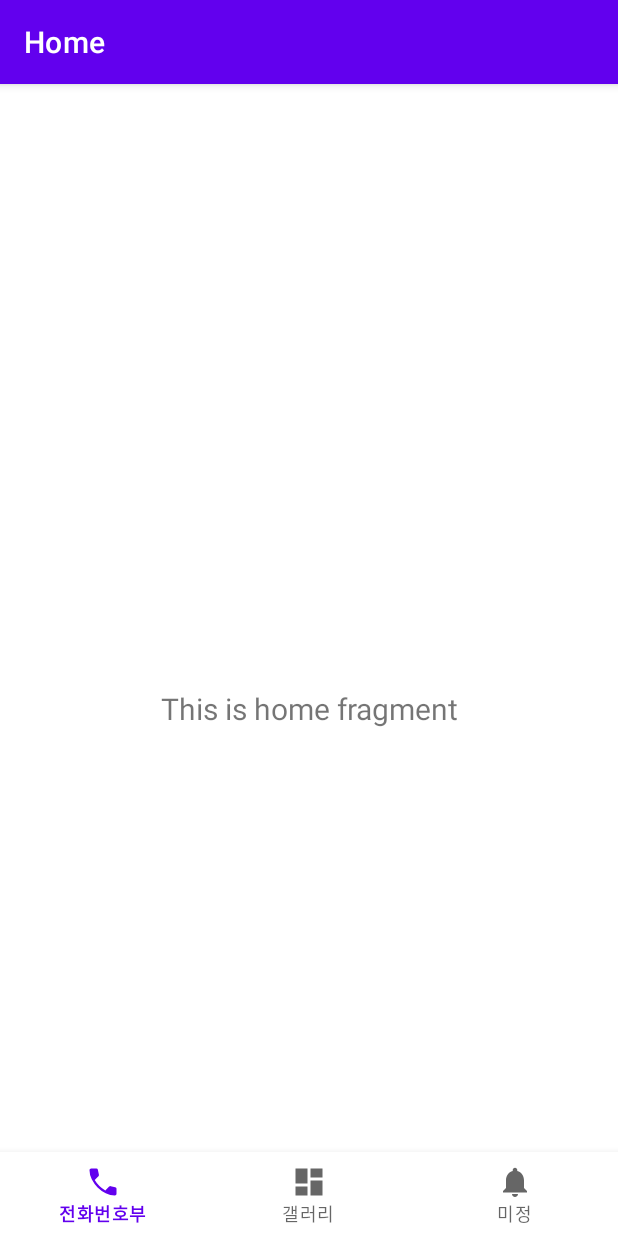
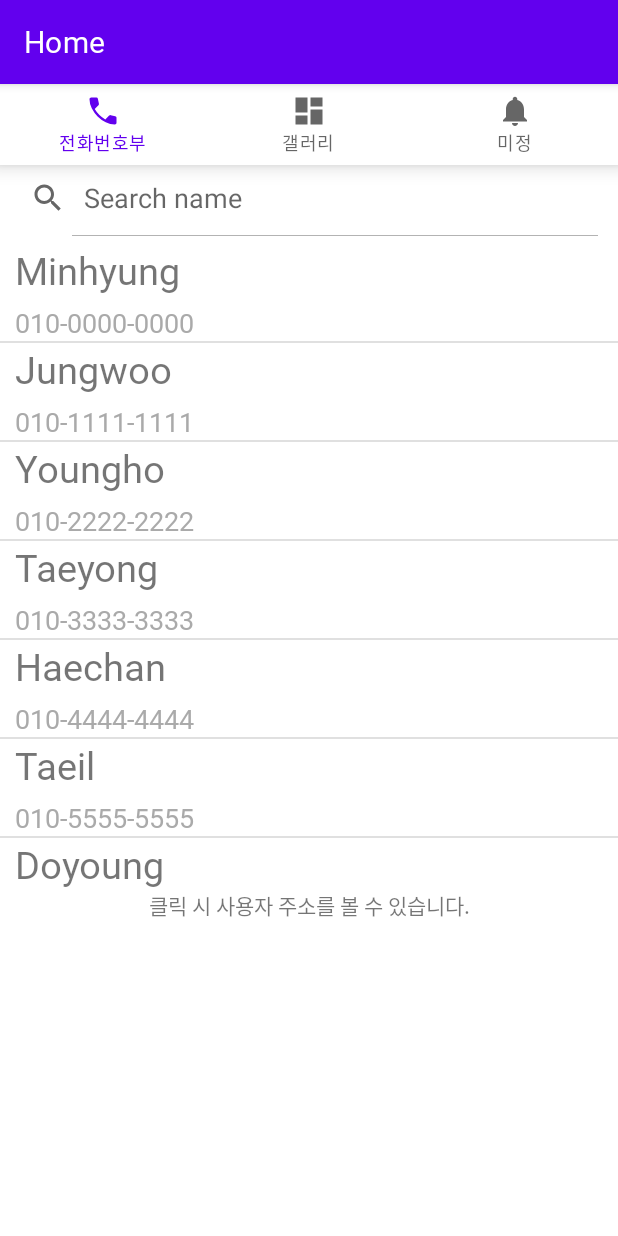
Before and after one commit to hyunseo-k/hw1, an Android app: the screen it shows after launch (MainActivity), on a phone screen of 412 x 824 dp. Run offline under Robolectric (Android 15) with nearby library versions, the phone set to English and light mode, and no system bars; our stand-ins replace navigation-ui.

Commit message:
junbun done

```diff
--- /dev/null
+++ b/app/src/main/java/com/example/hw1/Junbun.java
@@ -0,0 +1,27 @@
+package com.example.hw1;
+
+public class Junbun {
+    public String name;
+    public String number;
+    public String address;
+
+    public String getName(){
+        return name;
+    }
+    public String getNumber(){
+        return number;
+    }
+    public String getAddress(){
+        return address;
+    }
+    public void setName(String name){
+        this.name = name;
+    }
+    public void setNumber(String number){
+        this.number = number;
+    }
+    public void setAddress(String address){
+        this.address = address;
+    }
+
+}
--- /dev/null
+++ b/app/src/main/java/com/example/hw1/ListViewAdapter.java
@@ -0,0 +1,49 @@
+package com.example.hw1;
+
+import android.content.Context;
+import android.view.LayoutInflater;
+import android.view.View;
+import android.view.ViewGroup;
+import android.widget.BaseAdapter;
+import android.widget.TextView;
+
+import java.util.ArrayList;
+
+public class ListViewAdapter extends BaseAdapter {
+    private ArrayList<Junbun> items;
+    private Context mContext;
+
+    public ListViewAdapter(ArrayList<Junbun> items, Context mContext) {
+        this.mContext = mContext;
+        this.items = items;
+    }
+
+    @Override
+    public int getCount() {
+        return items.size();
+    }
+
+    @Override
+    public Object getItem(int i) {
+        return items.get(i);
+    }
+
+    @Override
+    public long getItemId(int i) {
+        return i;
+    }
+
+    @Override
+    public View getView(int i, View view, ViewGroup viewGroup) {
+        if (view == null) {
+            LayoutInflater layoutInflater = (LayoutInflater) mContext.getSystemService(Context.LAYOUT_INFLATER_SERVICE);
+            view = layoutInflater.inflate(R.layout.listview, viewGroup, false);
+        }
+
+        TextView name = view.findViewById(R.id.textView);
+        TextView number = view.findViewById(R.id.textView2);
+        name.setText(items.get(i).name);
+        number.setText(items.get(i).number);
+        return view;
+    }
+}
--- a/app/src/main/java/com/example/hw1/ui/home/HomeFragment.java
+++ b/app/src/main/java/com/example/hw1/ui/home/HomeFragment.java
@@ -1,37 +1,132 @@
 package com.example.hw1.ui.home;
 
 import android.os.Bundle;
+import android.util.Log;
 import android.view.LayoutInflater;
 import android.view.View;
 import android.view.ViewGroup;
-import android.widget.TextView;
+import android.widget.AdapterView;
+import android.widget.ListView;
+import android.widget.SearchView;
+import android.widget.Toast;
 
 import androidx.annotation.NonNull;
 import androidx.fragment.app.Fragment;
-import androidx.lifecycle.ViewModelProvider;
 
-import com.example.hw1.databinding.FragmentHomeBinding;
+import com.example.hw1.Junbun;
+import com.example.hw1.ListViewAdapter;
+import com.example.hw1.R;
+
+import org.json.JSONArray;
+import org.json.JSONException;
+import org.json.JSONObject;
+
+import java.io.BufferedReader;
+import java.io.InputStream;
+import java.io.InputStreamReader;
+import java.util.ArrayList;
 
 public class HomeFragment extends Fragment {
 
-    private FragmentHomeBinding binding;
+    private ListView listView;
+    private ListViewAdapter listViewAdapter;
+    private ArrayList<Junbun> items;
+
+    SearchView searchView;
+
 
     public View onCreateView(@NonNull LayoutInflater inflater,
                              ViewGroup container, Bundle savedInstanceState) {
-        HomeViewModel homeViewModel =
-                new ViewModelProvider(this).get(HomeViewModel.class);
+        View root = inflater.inflate(R.layout.fragment_home, container, false);
 
-        binding = FragmentHomeBinding.inflate(inflater, container, false);
-        View root = binding.getRoot();
+        listView = root.findViewById(R.id.listView);
+        searchView = root.findViewById(R.id.searchView);
 
-        final TextView textView = binding.textHome;
-        homeViewModel.getText().observe(getViewLifecycleOwner(), textView::setText);
+        items = new ArrayList<>();
+
+        final ArrayList<Junbun> filteredItems = new ArrayList<>(items);
+
+        listView.setOnItemClickListener(new AdapterView.OnItemClickListener() {
+            @Override
+            public void onItemClick(AdapterView<?> adapterView, View view, int i, long l) {
+                Toast.makeText(getContext(), items.get(i).address, Toast.LENGTH_SHORT).show();
+            }
+        });
+
+
+        listViewAdapter = new ListViewAdapter(filteredItems, requireContext());
+        listView.setAdapter(listViewAdapter);
+
+        String json = "";
+
+        try {
+            InputStream inputStream = requireContext().getAssets().open("junbun.json");
+            int fileSize = inputStream.available();
+
+            byte[] buffer = new byte[fileSize];
+            inputStream.read(buffer);
+            inputStream.close();
+
+            json = new String(buffer, "UTF-8");
+            Log.d("json", json);
+
+        } catch (Exception e) {
+            e.printStackTrace();
+        }
+
+        try {
+            JSONArray jsonArray = new JSONArray(json);
+
+            for (int i = 0; i < jsonArray.length(); i++) {
+                JSONObject jsonObject = jsonArray.getJSONObject(i);
+
+                Junbun junbun = new Junbun();
+                junbun.setName(jsonObject.getString("name"));
+                junbun.setNumber(jsonObject.getString("number"));
+                junbun.setAddress(jsonObject.getString("address"));
+
+                items.add(junbun);
+
+            }
+
+            filterItems("", filteredItems);
+            listViewAdapter.notifyDataSetChanged();
+        } catch (JSONException e) {
+            e.printStackTrace();
+        }
+
+        searchView.setOnQueryTextListener(new SearchView.OnQueryTextListener() {
+            @Override
+            public boolean onQueryTextSubmit(String query) {
+                filterItems(query, filteredItems);
+                listViewAdapter.notifyDataSetChanged();
+                return false;
+            }
+
+            @Override
+            public boolean onQueryTextChange(String s) {
+                filterItems(s, filteredItems);
+                listViewAdapter.notifyDataSetChanged();
+                return false;
+            }
+        });
         return root;
     }
 
-    @Override
-    public void onDestroyView() {
-        super.onDestroyView();
-        binding = null;
+    private void filterItems(String query, ArrayList<Junbun> filteredItems) {
+        filteredItems.clear();
+
+        if (query.isEmpty()) {
+            filteredItems.addAll(items);
+        } else {
+            String lowerCaseQuery = query.toLowerCase();
+
+            for (Junbun junbun : items) {
+                if (junbun.getName().toLowerCase().contains(lowerCaseQuery)) {
+                    filteredItems.add(junbun);
+                }
+            }
+        }
     }
+
 }
--- a/app/src/main/java/com/example/hw1/ui/home/HomeViewModel.java
+++ /dev/null
@@ -1,19 +0,0 @@
-package com.example.hw1.ui.home;
-
-import androidx.lifecycle.LiveData;
-import androidx.lifecycle.MutableLiveData;
-import androidx.lifecycle.ViewModel;
-
-public class HomeViewModel extends ViewModel {
-
-    private final MutableLiveData<String> mText;
-
-    public HomeViewModel() {
-        mText = new MutableLiveData<>();
-        mText.setValue("This is home fragment");
-    }
-
-    public LiveData<String> getText() {
-        return mText;
-    }
-}
--- /dev/null
+++ b/app/src/main/res/font/font.xml
@@ -0,0 +1,6 @@
+<?xml version="1.0" encoding="utf-8"?>
+<font-family xmlns:android="http://schemas.android.com/apk/res/android">
+    <font android:fontStyle="normal"
+        android:fontWeight="400"
+        android:font="@font/nanum"/>
+</font-family>
--- a/app/src/main/res/layout/activity_main.xml
+++ b/app/src/main/res/layout/activity_main.xml
@@ -3,19 +3,17 @@
     xmlns:app="http://schemas.android.com/apk/res-auto"
     android:id="@+id/container"
     android:layout_width="match_parent"
-    android:layout_height="match_parent"
-    android:paddingTop="?attr/actionBarSize">
+    android:layout_height="match_parent">
 
     <com.google.android.material.bottomnavigation.BottomNavigationView
         android:id="@+id/nav_view"
         android:layout_width="0dp"
         android:layout_height="wrap_content"
-        android:layout_marginStart="0dp"
-        android:layout_marginEnd="0dp"
         android:background="?android:attr/windowBackground"
-        app:layout_constraintBottom_toBottomOf="parent"
-        app:layout_constraintLeft_toLeftOf="parent"
-        app:layout_constraintRight_toRightOf="parent"
+        app:layout_constraintTop_toTopOf="parent"
+        app:layout_constraintStart_toStartOf="parent"
+        app:layout_constraintEnd_toEndOf="parent"
+        app:layout_constraintBottom_toTopOf="@id/nav_host_fragment_activity_main"
         app:menu="@menu/bottom_nav_menu" />
 
     <fragment
@@ -23,11 +21,11 @@
         android:name="androidx.navigation.fragment.NavHostFragment"
         android:layout_width="match_parent"
         android:layout_height="match_parent"
+        android:layout_marginTop="51dp"
         app:defaultNavHost="true"
-        app:layout_constraintBottom_toTopOf="@id/nav_view"
+        app:layout_constraintBottom_toBottomOf="parent"
         app:layout_constraintLeft_toLeftOf="parent"
         app:layout_constraintRight_toRightOf="parent"
-        app:layout_constraintTop_toTopOf="parent"
         app:navGraph="@navigation/mobile_navigation" />
 
 </androidx.constraintlayout.widget.ConstraintLayout>
--- a/app/src/main/res/layout/fragment_home.xml
+++ b/app/src/main/res/layout/fragment_home.xml
@@ -6,17 +6,39 @@
     android:layout_height="match_parent"
     tools:context=".ui.home.HomeFragment">
 
+    <ListView
+        android:layout_marginTop="5dp"
+        android:id="@+id/listView"
+        android:layout_width="match_parent"
+        android:layout_height="430dp"
+        app:layout_constraintEnd_toEndOf="parent"
+        app:layout_constraintStart_toStartOf="parent"
+        app:layout_constraintTop_toBottomOf="@id/searchView"
+        tools:layout_editor_absoluteY="96dp">
+
+    </ListView>
+
     <TextView
-        android:id="@+id/text_home"
-        android:layout_width="match_parent"
+        android:id="@+id/textView4"
+        android:layout_width="wrap_content"
         android:layout_height="wrap_content"
-        android:layout_marginStart="8dp"
-        android:layout_marginTop="8dp"
-        android:layout_marginEnd="8dp"
-        android:textAlignment="center"
-        android:textSize="20sp"
-        app:layout_constraintBottom_toBottomOf="parent"
+        android:text="클릭 시 사용자 주소를 볼 수 있습니다."
+        app:layout_constraintTop_toBottomOf="@id/listView"
+        app:layout_constraintStart_toStartOf="parent"
+        app:layout_constraintEnd_toEndOf="parent"
+        tools:layout_editor_absoluteY="34dp" />
+
+    <SearchView
+        android:id="@+id/searchView"
+        android:layout_width="0dp"
+        android:layout_height="50dp"
+        android:layout_marginEnd="5dp"
+        android:layout_marginBottom="5dp"
+        android:iconifiedByDefault="false"
+        android:queryHint="Search name"
+        app:layout_constraintBottom_toTopOf="@+id/listView"
         app:layout_constraintEnd_toEndOf="parent"
         app:layout_constraintStart_toStartOf="parent"
         app:layout_constraintTop_toTopOf="parent" />
+
 </androidx.constraintlayout.widget.ConstraintLayout>
--- /dev/null
+++ b/app/src/main/res/layout/listview.xml
@@ -0,0 +1,31 @@
+<?xml version="1.0" encoding="utf-8"?>
+<androidx.constraintlayout.widget.ConstraintLayout xmlns:android="http://schemas.android.com/apk/res/android"
+    xmlns:app="http://schemas.android.com/apk/res-auto"
+    xmlns:tools="http://schemas.android.com/tools"
+    android:layout_width="match_parent"
+    android:layout_height="match_parent">
+
+    <TextView
+        android:fontFamily="@font/nanum"
+        android:id="@+id/textView"
+        android:layout_width="wrap_content"
+        android:layout_height="wrap_content"
+        android:text="name"
+        android:layout_marginStart="10dp"
+        android:textSize="25sp"
+        app:layout_constraintStart_toStartOf="parent"
+        app:layout_constraintTop_toTopOf="parent" />
+
+    <TextView
+        android:font="@font/nanum"
+        android:id="@+id/textView2"
+        android:layout_width="wrap_content"
+        android:layout_height="wrap_content"
+        android:layout_marginTop="5dp"
+        android:layout_marginStart="10dp"
+        android:text="number"
+        android:textColor="@android:color/darker_gray"
+        android:textSize="18sp"
+        app:layout_constraintStart_toStartOf="parent"
+        app:layout_constraintTop_toBottomOf="@+id/textView" />
+</androidx.constraintlayout.widget.ConstraintLayout>
--- /dev/null
+++ b/app/src/main/res/values/style.xml
@@ -0,0 +1,26 @@
+<?xml version="1.0" encoding="utf-8"?>
+
+<resources>
+    <!-- Custom font 적용 -->
+    <style name="customTextViewFontStyle" parent="@android:style/Widget.DeviceDefault.TextView">
+        <item name="android:fontFamily">@font/nanum</item>
+    </style>
+
+    <style name="customButtonFontStyle" parent="@android:style/Widget.DeviceDefault.Button.Borderless">
+        <item name="android:fontFamily">@font/nanum</item>
+    </style>
+
+    <style name="customEditTextFontStyle" parent="@android:style/Widget.DeviceDefault.EditText">
+        <item name="android:fontFamily">@font/nanum</item>
+    </style>
+
+    <style name="customRadioButtonFontStyle" parent="@android:style/Widget.DeviceDefault.CompoundButton.RadioButton">
+        <item name="android:fontFamily">@font/nanum</item>
+    </style>
+
+    <style name="customCheckboxFontStyle" parent="@android:style/Widget.DeviceDefault.CompoundButton.CheckBox">
+        <item name="android:fontFamily">@font/nanum</item>
+    </style>
+
+
+</resources>
--- a/app/src/main/res/values/themes.xml
+++ b/app/src/main/res/values/themes.xml
@@ -12,5 +12,11 @@
         <!-- Status bar color. -->
         <item name="android:statusBarColor">?attr/colorPrimaryVariant</item>
         <!-- Customize your theme here. -->
+        <!--custom font-family 적용-->
+        <item name="android:textViewStyle">@style/customTextViewFontStyle</item>
+        <item name="android:buttonStyle">@style/customButtonFontStyle</item>
+        <item name="android:editTextStyle">@style/customEditTextFontStyle</item>
+        <item name="android:radioButtonStyle">@style/customRadioButtonFontStyle</item>
+        <item name="android:checkboxStyle">@style/customCheckboxFontStyle</item>
     </style>
 </resources>
```
Also changed, not shown: app/src/main/assets/junbun.json (added, +14 -0 lines), 1 other file.
